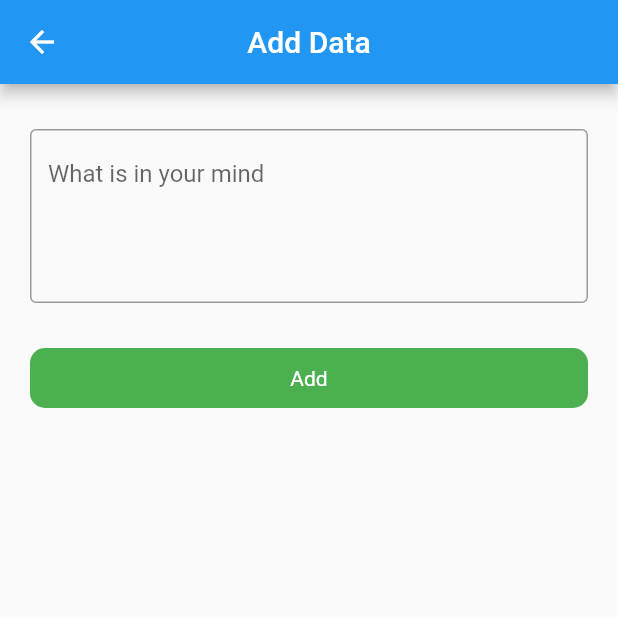
After one commit to asadullah43/crud-app, a Flutter app: the AddDataScreen screen opened by its route, on a phone screen of 412 x 824 dp, the top half of it. The commit adds this screen. Run offline on Flutter 3.47's test engine with Material 2 defaults, Android fonts, the phone set to English and light mode, and no system bars; our stand-ins replace another_flushbar, cloud_firestore, firebase_auth, firebase_core; accounts and stored records are empty.

Commit message:
crud completed

```diff
--- a/lib/main.dart
+++ b/lib/main.dart
@@ -21,7 +21,7 @@ class MyApp extends StatelessWidget {
       theme: ThemeData(
         primarySwatch: Colors.blue,
       ),
-      initialRoute: RoutesName.signup,
+      initialRoute: RoutesName.splash,
       onGenerateRoute: Routes.generateRoute,
     );
   }
--- a/lib/utils/routes/routes.dart
+++ b/lib/utils/routes/routes.dart
@@ -1,10 +1,12 @@
 import 'package:crud_app/utils/routes/routes_name.dart';
+import 'package:crud_app/view/auth/forgot_password.dart';
 import 'package:crud_app/view/auth/login_screen.dart';
 import 'package:crud_app/view/auth/signup_screen.dart';
 import 'package:crud_app/view/splash_screen.dart';
 import 'package:flutter/material.dart';
 
-import '../../view/home_screen.dart';
+import '../../view/add_data_screen.dart';
+import '../../view/data_screen.dart';
 
 class Routes {
   static Route<dynamic> generateRoute(RouteSettings settings) {
@@ -13,9 +15,15 @@ class Routes {
         return MaterialPageRoute(
             builder: (BuildContext context) => const SplashScreen());
 
-      case RoutesName.home:
+      case RoutesName.addData:
         return MaterialPageRoute(
-            builder: (BuildContext context) => const HomeScreen());
+            builder: (BuildContext context) => const AddDataScreen());
+      case RoutesName.forgotPassword:
+        return MaterialPageRoute(
+            builder: (BuildContext context) => const ForgotPasswordScreen());
+      case RoutesName.dataScreen:
+        return MaterialPageRoute(
+            builder: (BuildContext context) => const DataScreen());
 
       case RoutesName.login:
         return MaterialPageRoute(
--- a/lib/utils/routes/routes_name.dart
+++ b/lib/utils/routes/routes_name.dart
@@ -2,5 +2,7 @@ class RoutesName {
   static const String splash = 'splash_screen';
   static const String login = 'login_screen';
   static const String signup = 'signup_screen';
-  static const String home = 'home_screen';
+  static const String addData = 'add_screen';
+  static const String dataScreen = 'data_screen';
+  static const String forgotPassword = 'forgot_screen';
 }
--- a/lib/utils/utils.dart
+++ b/lib/utils/utils.dart
@@ -3,6 +3,12 @@ import 'package:another_flushbar/flushbar_route.dart';
 import 'package:flutter/material.dart';
 
 class Utils {
+  static void fieldFocusChange(
+      BuildContext context, FocusNode currentFocus, FocusNode nextFocus) {
+    currentFocus.unfocus();
+    FocusScope.of(context).requestFocus(nextFocus);
+  }
+
   void flushBarErrorMessage(String message, BuildContext context) {
     showFlushbar(
         context: context,
--- /dev/null
+++ b/lib/view/add_data_screen.dart
@@ -0,0 +1,68 @@
+import 'package:cloud_firestore/cloud_firestore.dart';
+import 'package:crud_app/res/components/round_button.dart';
+import 'package:crud_app/utils/routes/routes_name.dart';
+import 'package:crud_app/utils/utils.dart';
+import 'package:firebase_auth/firebase_auth.dart';
+import 'package:flutter/material.dart';
+
+class AddDataScreen extends StatefulWidget {
+  const AddDataScreen({super.key});
+
+  @override
+  State<AddDataScreen> createState() => _AddDataScreenState();
+}
+
+class _AddDataScreenState extends State<AddDataScreen> {
+  final addController = TextEditingController();
+  final auth = FirebaseAuth.instance;
+  bool loading = false;
+  final fireStore = FirebaseFirestore.instance.collection('users');
+  @override
+  Widget build(BuildContext context) {
+    return Scaffold(
+      appBar: AppBar(
+        title: const Text('Add Data'),
+        centerTitle: true,
+      ),
+      body: Padding(
+        padding: const EdgeInsets.symmetric(horizontal: 20),
+        child: Column(children: [
+          const SizedBox(
+            height: 30,
+          ),
+          TextFormField(
+            controller: addController,
+            maxLines: 4,
+            decoration: const InputDecoration(
+                hintText: 'What is in your mind', border: OutlineInputBorder()),
+          ),
+          const SizedBox(
+            height: 30,
+          ),
+          RoundButton(
+              title: 'Add',
+              onPress: () {
+                Navigator.pushNamed(context, RoutesName.dataScreen);
+                String id = DateTime.now().microsecondsSinceEpoch.toString();
+                fireStore.doc(id).set({
+                  'title': addController.text.toString(),
+                  'id': id,
+                }).then((value) {
+                  setState(() {
+                    loading = false;
+                    Navigator.pushNamed(context, RoutesName.dataScreen);
+                  });
+                  Utils().flushBarErrorMessage('data added', context);
+                }).onError((error, stackTrace) {
+                  setState(() {
+                    loading = false;
+                    Navigator.pushNamed(context, RoutesName.dataScreen);
+                  });
+                  Utils().flushBarErrorMessage(error.toString(), context);
+                });
+              }),
+        ]),
+      ),
+    );
+  }
+}
--- a/lib/view/splash_screen.dart
+++ b/lib/view/splash_screen.dart
@@ -1,3 +1,4 @@
+import 'package:crud_app/view_model/splash_services.dart';
 import 'package:flutter/material.dart';
 
 class SplashScreen extends StatefulWidget {
@@ -8,8 +9,10 @@ class SplashScreen extends StatefulWidget {
 }
 
 class _SplashScreenState extends State<SplashScreen> {
+  SplashServices splashScreen = SplashServices();
   @override
   void initState() {
+    splashScreen.isLogin(context);
     super.initState();
   }
 
```
Also changed, not shown: lib/view/auth/forgot_password.dart (added, +72 -0 lines), lib/view/auth/login_screen.dart (+44 -21 lines), lib/view/auth/signup_screen.dart (+32 -20 lines), lib/view/data_screen.dart (added, +151 -0 lines), lib/view/home_screen.dart (deleted, +0 -17 lines), lib/view_model/splash_services.dart (added, +21 -0 lines).
